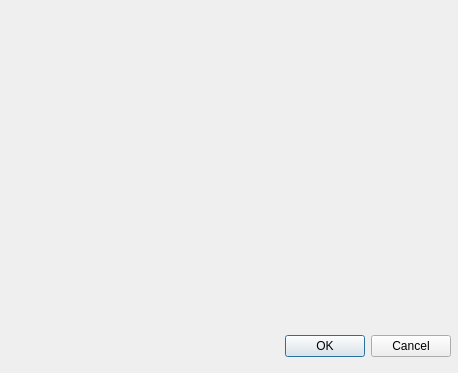
First picture: the form in dynadjustplugin/dynadjustplugin_dialog_base.ui, repository kartverket/DynAdjust-QGIS-plugin, before the edit.
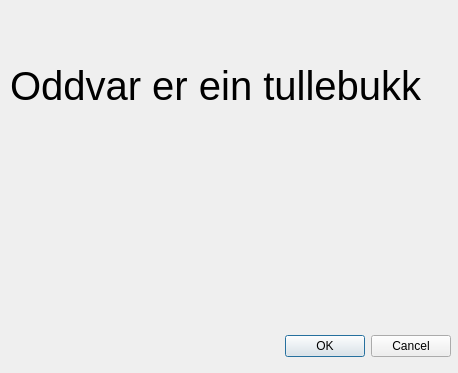
Second picture: the form after the edit.

Diff of the .ui file:
```diff
--- a/dynadjustplugin/dynadjustplugin_dialog_base.ui
+++ b/dynadjustplugin/dynadjustplugin_dialog_base.ui
@@ -29,6 +29,24 @@
     <set>QDialogButtonBox::StandardButton::Cancel|QDialogButtonBox::StandardButton::Ok</set>
    </property>
   </widget>
+  <widget class="QLabel" name="label">
+   <property name="geometry">
+    <rect>
+     <x>10</x>
+     <y>30</y>
+     <width>431</width>
+     <height>111</height>
+    </rect>
+   </property>
+   <property name="font">
+    <font>
+     <pointsize>30</pointsize>
+    </font>
+   </property>
+   <property name="text">
+    <string>Oddvar er ein tullebukk</string>
+   </property>
+  </widget>
  </widget>
  <resources/>
  <connections>
```
